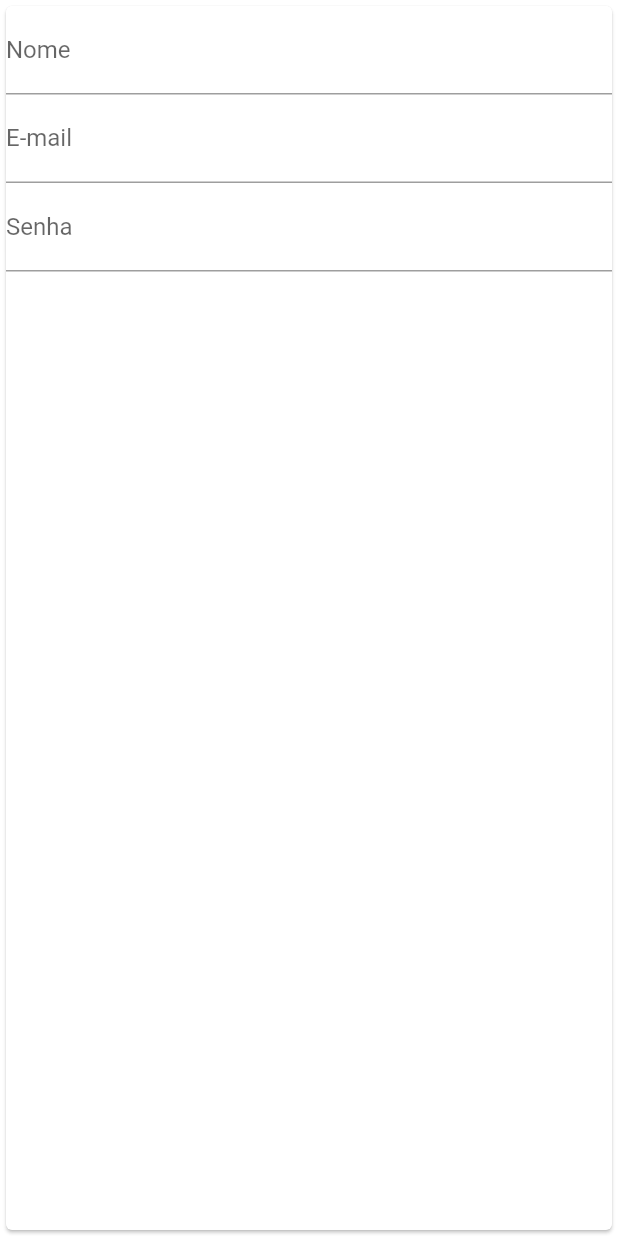
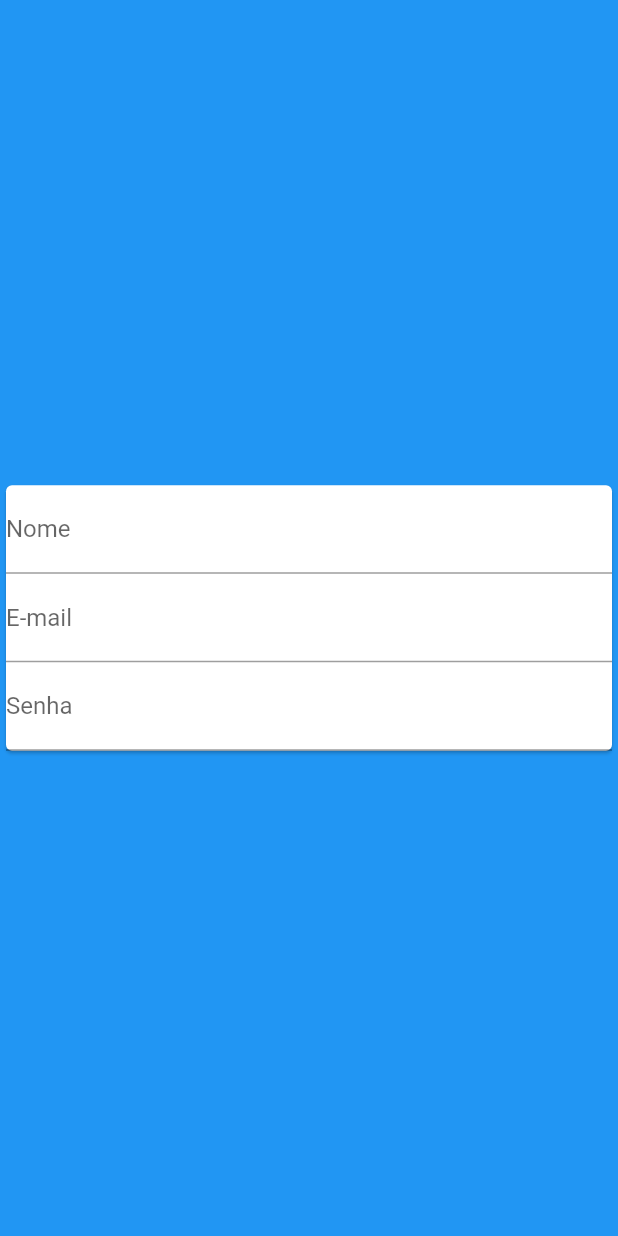
Before and after one commit to GabrielRebelloToledo/projeto_bravo, a Flutter app: the screen it shows after launch, on a phone screen of 412 x 824 dp. Run offline on Flutter 3.47's test engine with Material 2 defaults, Android fonts, the light colour scheme and no system bars.

Commit message:
ajustes no componente auth_page e main

```diff
--- a/lib/main.dart
+++ b/lib/main.dart
@@ -1,4 +1,5 @@
 import 'package:bravo/components/auth_form.dart';
+import 'package:bravo/pages/auth_page.dart';
 import 'package:bravo/pages/loading_page.dart';
 import 'package:flutter/material.dart';
 
@@ -18,7 +19,7 @@ class MyApp extends StatelessWidget {
 
         primarySwatch: Colors.blue,
       ),
-      home: const AuthForm(),
+      home: const AuthPage(),
       debugShowCheckedModeBanner: false,
     );
   }
--- a/lib/pages/auth_page.dart
+++ b/lib/pages/auth_page.dart
@@ -6,11 +6,13 @@ class AuthPage extends StatelessWidget {
 
   @override
   Widget build(BuildContext context) {
+
     return Scaffold(
-      backgroundColor: Colors.blue,
+      backgroundColor: Theme.of(context).primaryColor,
       body: Center(
         child: SingleChildScrollView(
           child: AuthForm(),
+
         )
       ),
     );
```
Also changed, not shown: lib/pages/home_page.dart (added, +12 -0 lines).
